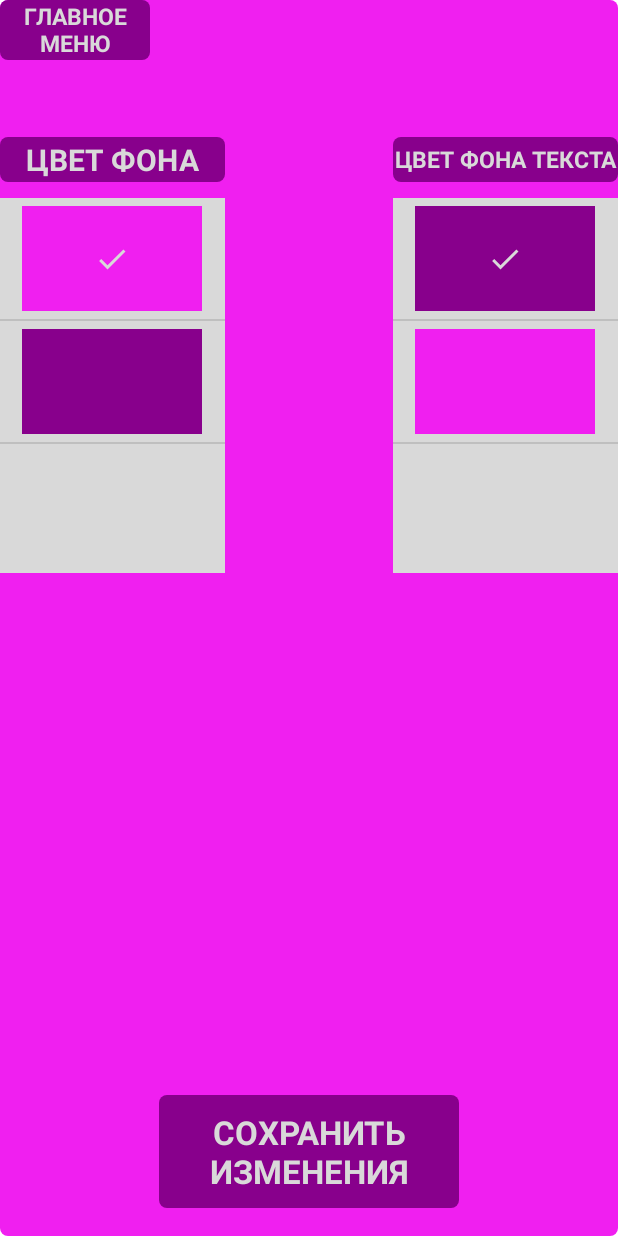
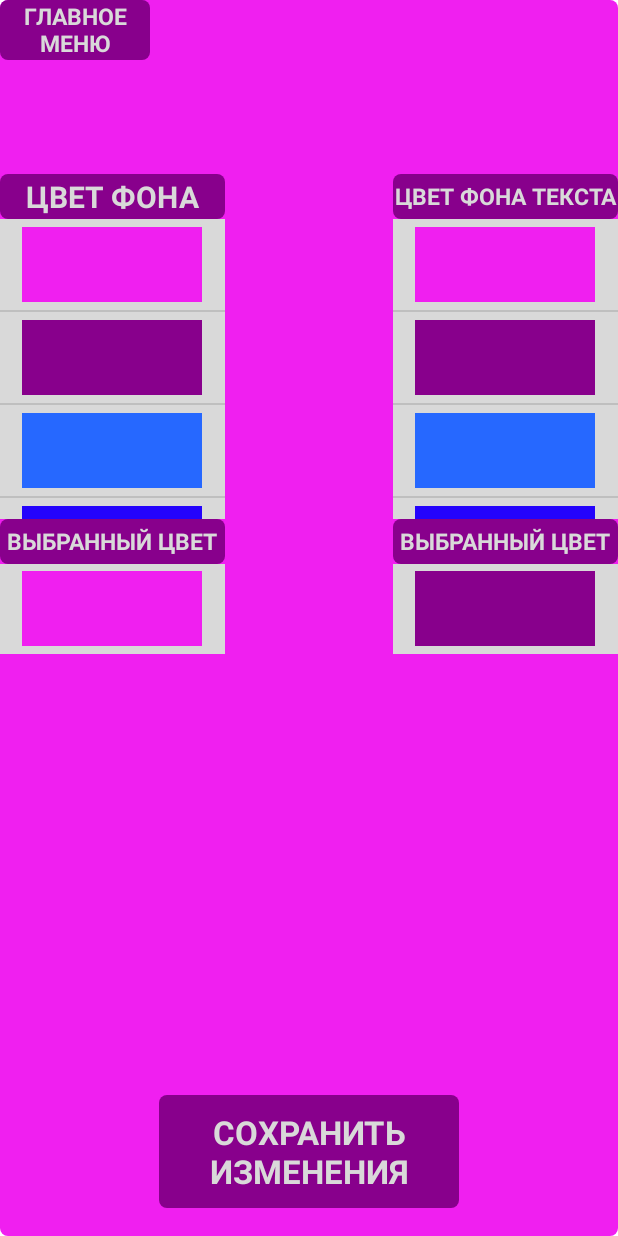
Before and after one commit to L1ghtSaber/MindfulnessGame, an Android app: the SettingsActivity screen opened directly, with no data from a screen before it, after a tap on an icon or button, on a phone screen of 412 x 824 dp. Run offline under Robolectric (Android 15) with nearby library versions, the light colour scheme and no system bars.

Commit message:
добавлен звук у кнопок, исправлены многие баги, добавлены мелкие фичи

```diff
--- a/app/src/main/java/com/example/mindfulnessgame/MainMenuActivity.java
+++ b/app/src/main/java/com/example/mindfulnessgame/MainMenuActivity.java
@@ -3,10 +3,12 @@ package com.example.mindfulnessgame;
 import androidx.appcompat.app.AppCompatActivity;
 import androidx.constraintlayout.widget.ConstraintLayout;
 
+import android.content.Context;
 import android.content.Intent;
 import android.content.SharedPreferences;
 import android.graphics.Color;
 import android.graphics.drawable.GradientDrawable;
+import android.media.MediaPlayer;
 import android.os.Bundle;
 import android.view.View;
 import android.view.Window;
@@ -15,10 +17,10 @@ import android.widget.TextView;
 
 public class MainMenuActivity extends AppCompatActivity {
 
+    static final String CURRENT_UNLOCKED_LEVEL_KEY = "currentUnlockedLevel";
+
     static SharedPreferences preferences;
     static SharedPreferences.Editor editor;
-
-    static final String CURRENT_UNLOCKED_LEVEL_KEY = "currentUnlockedLevel";
 
     @Override
     protected void onCreate(Bundle savedInstanceState) {
@@ -56,9 +58,15 @@ public class MainMenuActivity extends AppCompatActivity {
 
     public void levels(View view) {
         startActivity(new Intent(this, LevelsActivity.class));
+        playClickSound(this);
     }
 
     public void openSettings(View view) {
         startActivity(new Intent(this, SettingsActivity.class));
+        playClickSound(this);
+    }
+
+    public static void playClickSound(Context context) {
+        MediaPlayer.create(context, R.raw.bubble_click).start();
     }
 }
--- a/app/src/main/java/com/example/mindfulnessgame/SettingsActivity.java
+++ b/app/src/main/java/com/example/mindfulnessgame/SettingsActivity.java
@@ -1,23 +1,21 @@
 package com.example.mindfulnessgame;
 
+import android.annotation.SuppressLint;
 import android.content.Context;
 import android.graphics.Color;
-import android.graphics.drawable.Drawable;
-import android.graphics.drawable.ShapeDrawable;
 import android.os.Bundle;
 import android.view.LayoutInflater;
+import android.view.SoundEffectConstants;
 import android.view.View;
 import android.view.ViewGroup;
 import android.view.Window;
 import android.widget.ArrayAdapter;
 import android.widget.ImageButton;
+import android.widget.ImageView;
 import android.widget.ListView;
 
 import androidx.appcompat.app.AppCompatActivity;
-import androidx.constraintlayout.widget.ConstraintLayout;
-import androidx.constraintlayout.widget.ConstraintSet;
 
-import java.util.Arrays;
 import java.util.Map;
 import java.util.TreeMap;
 
@@ -30,9 +28,17 @@ public class SettingsActivity extends AppCompatActivity {
     static final String LOGOS = "Логотипы";
 
     ListView bgColors, textBgColors;
+    ImageView chosenColor;
 
     Color[] colors = {
-            new Color("#88008c"), new Color("#f01ff0") // розовые цвета
+            new Color("#f01ff0"), new Color("#88008c"), // розовые цвета
+            //new Color("#fbff00"), new Color("#c4c702"), // жёлтые; с тёмной темой они превращаются в оттенки г-на, поэтому я их отключил
+            new Color("#2668ff"), new Color("#2403fc"), // синие
+            new Color("#18d902"), new Color("#11ad00"), // зелёные
+            new Color("#e30b00"), new Color("#ad0900"), // красные
+            new Color("#aa00e3"), new Color("#7c00c9"), // фиолетовые
+            new Color("#00e3c5"), new Color("#00baa1"), // бирюзовые
+            new Color("#5c5c5c"), new Color("#2b2b2b")  // серые
     };
 
     static TreeMap<String, int[]> images = new TreeMap<>();
@@ -46,31 +52,31 @@ public class SettingsActivity extends AppCompatActivity {
         Color[] backgroundColors = new Color[colors.length];
         for (int i = 0; i < backgroundColors.length; i++) backgroundColors[i] = new Color(colors[i].resource);
         String bgColor = MainMenuActivity.preferences.getString(BACKGROUND_COLOR, "#f01ff0");
-        for (int i = 0; i < backgroundColors.length; i++) {
-            if (backgroundColors[i].resource.equals(bgColor)) {
-                backgroundColors[i].isSelected = true;
-                Color color = backgroundColors[0];
-                backgroundColors[0] = backgroundColors[i];
-                backgroundColors[i] = color;
+        for (Color backgroundColor: backgroundColors) {
+            if (backgroundColor.resource.equals(bgColor)) {
+                backgroundColor.isSelected = true;
+                break;
             }
         }
+        chosenColor = findViewById(R.id.chosen_color_bg_IV);
+        chosenColor.setBackgroundColor(android.graphics.Color.parseColor(bgColor));
         bgColors = findViewById(R.id.bg_colors_LV);
-        bgColors.setAdapter(new Color.Adapter(this, backgroundColors));
+        bgColors.setAdapter(new Color("").new Adapter(this, backgroundColors, chosenColor));
 
 
         Color[] textBackgroundColors = new Color[colors.length];
         for (int i = 0; i < textBackgroundColors.length; i++) textBackgroundColors[i] = new Color(colors[i].resource);
         String textBgColor = MainMenuActivity.preferences.getString(TEXT_BACKGROUND_COLOR, "#88008c");
-        for (int i = 0; i < textBackgroundColors.length; i++) {
-            if (textBackgroundColors[i].resource.equals(textBgColor)) {
-                textBackgroundColors[i].isSelected = true;
-                Color color = textBackgroundColors[0];
-                textBackgroundColors[0] = textBackgroundColors[i];
-                textBackgroundColors[i] = color;
+        for (Color textBackgroundColor: textBackgroundColors) {
+            if (textBackgroundColor.resource.equals(textBgColor)) {
+                textBackgroundColor.isSelected = true;
+                break;
             }
         }
+        chosenColor = findViewById(R.id.chosen_color_text_bg_IV);
+        chosenColor.setBackgroundColor(android.graphics.Color.parseColor(textBgColor));
         textBgColors = findViewById(R.id.text_bg_colors_LV);
-        textBgColors.setAdapter(new Color.Adapter(this, textBackgroundColors));
+        textBgColors.setAdapter(new Color("").new Adapter(this, textBackgroundColors, chosenColor));
     }
 
     public static void fillImages() {
@@ -94,10 +100,13 @@ public class SettingsActivity extends AppCompatActivity {
     }
 
     public void exitToMainMenu(View view) {
+        MainMenuActivity.playClickSound(this);
         finish();
     }
 
     public void saveChanges(View view) {
+        MainMenuActivity.playClickSound(this);
+
         Color.Adapter adapter = (Color.Adapter) bgColors.getAdapter();
         String chosenColor = "";
         for (int i = 0; i < adapter.getCount(); i++) {
@@ -120,8 +129,7 @@ public class SettingsActivity extends AppCompatActivity {
         finish();
     }
 
-    static class Color {
-        ImageButton button;
+    class Color {
 
         String resource;
 
@@ -131,34 +139,39 @@ public class SettingsActivity extends AppCompatActivity {
             this.resource = resource;
         }
 
-        static class Adapter extends ArrayAdapter<Color> {
+        class Adapter extends ArrayAdapter<Color> {
+
+            ImageView chosenColor;
 
             Color[] colors;
 
-            public Adapter(Context context, Color[] colors) {
+            public Adapter(Context context, Color[] colors, ImageView chosenColor) {
                 super(context, R.layout.color_item, colors);
                 this.colors = colors;
+                this.chosenColor = chosenColor;
             }
 
+            @SuppressLint("InflateParams")
             @Override
             public View getView(int position, View convertView, ViewGroup parent) {
                 colors[position] = getItem(position);
                 if (convertView == null)
                     convertView = LayoutInflater.from(getContext()).inflate(R.layout.color_item, null);
 
-                colors[position].button = convertView.findViewById(R.id.color_IB);
-                colors[position].button.setBackgroundColor(android.graphics.Color.parseColor(colors[position].resource));
-                colors[position].button.setOnClickListener(new View.OnClickListener() {
+                ImageButton select = convertView.findViewById(R.id.color_IB);
+                select.setBackgroundColor(android.graphics.Color.parseColor(colors[position].resource));
+                select.setOnClickListener(new View.OnClickListener() {
                     @Override
                     public void onClick(View v) {
-                        for (int i = 0; i < colors.length; i++) colors[i].isSelected = false;
+                        MainMenuActivity.playClickSound(SettingsActivity.this);
+
+                        for (Color color: colors) color.isSelected = false;
                         colors[position].isSelected = true;
 
-                        for (int i = 0; i < colors.length; i++) colors[i].button.setImageResource(0);
-                        colors[position].button.setImageResource(R.drawable.check_mark);
+                        chosenColor.setBackgroundColor(android.graphics.Color.parseColor(colors[position].resource));
                     }
                 });
-                if (colors[position].isSelected) colors[position].button.setImageResource(R.drawable.check_mark);
+                if (colors[position].isSelected) chosenColor.setBackgroundColor(android.graphics.Color.parseColor(colors[position].resource));
                 return convertView;
             }
         }
--- a/app/src/main/res/layout/activity_settings.xml
+++ b/app/src/main/res/layout/activity_settings.xml
@@ -34,64 +34,111 @@
 
     </FrameLayout>
 
+    <LinearLayout
+        android:layout_width="150dp"
+        android:layout_height="wrap_content"
+        android:orientation="vertical"
+        app:layout_constraintBottom_toBottomOf="parent"
+        app:layout_constraintHorizontal_bias="0.0"
+        app:layout_constraintLeft_toLeftOf="parent"
+        app:layout_constraintRight_toRightOf="parent"
+        app:layout_constraintTop_toTopOf="parent"
+        app:layout_constraintVertical_bias="0.23">
+
         <TextView
-        android:layout_width="150dp"
+            android:layout_width="match_parent"
             android:layout_height="30dp"
             android:background="@drawable/rounded_shape"
             android:text="@string/background_color"
             android:gravity="center"
             android:textColor="#d9d9d9"
             android:textStyle="bold"
-        android:textSize="20sp"
+            android:textSize="20sp"/>
+
+        <ListView
+            android:id="@+id/bg_colors_LV"
+            android:layout_width="match_parent"
+            android:layout_height="200dp"
+            android:background="#d9d9d9"
+            android:orientation="vertical"/>
+
+        <TextView
+            android:layout_width="match_parent"
+            android:layout_height="30dp"
+            android:background="@drawable/rounded_shape"
+            android:text="@string/chosen_color"
+            android:gravity="center"
+            android:textColor="#d9d9d9"
+            android:textStyle="bold"
+            android:textSize="15sp"/>
+
+        <FrameLayout
+            android:layout_width="match_parent"
+            android:layout_height="60dp"
+            android:background="#d9d9d9">
+
+            <ImageView
+                android:id="@+id/chosen_color_bg_IV"
+                android:layout_width="120dp"
+                android:layout_height="50dp"
+                android:layout_gravity="center"/>
+
+        </FrameLayout>
+
+    </LinearLayout>
+
+    <LinearLayout
+        android:layout_width="150dp"
+        android:layout_height="wrap_content"
+        android:orientation="vertical"
         app:layout_constraintBottom_toBottomOf="parent"
-        app:layout_constraintHorizontal_bias="0.0"
+        app:layout_constraintHorizontal_bias="1"
         app:layout_constraintLeft_toLeftOf="parent"
         app:layout_constraintRight_toRightOf="parent"
         app:layout_constraintTop_toTopOf="parent"
-        app:layout_constraintVertical_bias="0.115" />
-
-    <ListView
-        android:id="@+id/bg_colors_LV"
-        android:layout_width="150dp"
-        android:layout_height="250dp"
-        android:background="#d9d9d9"
-        android:orientation="vertical"
-        app:layout_constraintBottom_toBottomOf="parent"
-        app:layout_constraintHorizontal_bias="0.0"
-        app:layout_constraintLeft_toLeftOf="parent"
-        app:layout_constraintRight_toRightOf="parent"
-        app:layout_constraintTop_toTopOf="parent"
-        app:layout_constraintVertical_bias="0.23" />
+        app:layout_constraintVertical_bias="0.23">
 
         <TextView
-        android:layout_width="150dp"
+            android:layout_width="match_parent"
             android:layout_height="30dp"
             android:background="@drawable/rounded_shape"
             android:text="@string/text_bg_color"
             android:gravity="center"
             android:textColor="#d9d9d9"
             android:textStyle="bold"
-        android:textSize="15sp"
-        app:layout_constraintBottom_toBottomOf="parent"
-        app:layout_constraintHorizontal_bias="1"
-        app:layout_constraintLeft_toLeftOf="parent"
-        app:layout_constraintRight_toRightOf="parent"
-        app:layout_constraintTop_toTopOf="parent"
-        app:layout_constraintVertical_bias="0.115" />
+            android:textSize="15sp"/>
 
         <ListView
             android:id="@+id/text_bg_colors_LV"
-        android:layout_width="150dp"
-        android:layout_height="250dp"
+            android:layout_width="match_parent"
+            android:layout_height="200dp"
             android:background="#d9d9d9"
-        android:orientation="vertical"
-        app:layout_constraintBottom_toBottomOf="parent"
-        app:layout_constraintHorizontal_bias="1"
-        app:layout_constraintLeft_toLeftOf="parent"
-        app:layout_constraintRight_toRightOf="parent"
-        app:layout_constraintTop_toTopOf="parent"
-        app:layout_constraintVertical_bias="0.23" />
+            android:orientation="vertical"/>
 
+        <TextView
+            android:layout_width="match_parent"
+            android:layout_height="30dp"
+            android:background="@drawable/rounded_shape"
+            android:text="@string/chosen_color"
+            android:gravity="center"
+            android:textColor="#d9d9d9"
+            android:textStyle="bold"
+            android:textSize="15sp"/>
+
+        <FrameLayout
+            android:layout_width="match_parent"
+            android:layout_height="60dp"
+            android:background="#d9d9d9">
+
+            <ImageView
+                android:id="@+id/chosen_color_text_bg_IV"
+                android:layout_width="120dp"
+                android:layout_height="50dp"
+                android:layout_gravity="center"/>
+
+        </FrameLayout>
+
+    </LinearLayout>
 
     <FrameLayout
         android:layout_width="200dp"
--- a/app/src/main/res/layout/color_item.xml
+++ b/app/src/main/res/layout/color_item.xml
@@ -11,7 +11,7 @@
     <ImageButton
         android:id="@+id/color_IB"
         android:layout_width="120dp"
-        android:layout_height="70dp"
+        android:layout_height="50dp"
         android:layout_gravity="center"/>
 
     <TextView
--- a/app/src/main/res/values/strings.xml
+++ b/app/src/main/res/values/strings.xml
@@ -10,4 +10,5 @@
     <string name="background_color">ЦВЕТ ФОНА</string>
     <string name="text_bg_color">ЦВЕТ ФОНА ТЕКСТА</string>
     <string name="save_changes">СОХРАНИТЬ ИЗМЕНЕНИЯ</string>
+    <string name="chosen_color">ВЫБРАННЫЙ ЦВЕТ</string>
 </resources>
```
Also changed, not shown: app/src/main/java/com/example/mindfulnessgame/Level.java (+8 -5 lines), app/src/main/java/com/example/mindfulnessgame/LevelsActivity.java (+25 -24 lines), app/src/main/java/com/example/mindfulnessgame/MainActivity.java (+20 -15 lines), app/src/main/res/layout/activity_levels.xml (+20 -20 lines), 1 other file. Lines whose indentation alone changed are shown as unchanged.
